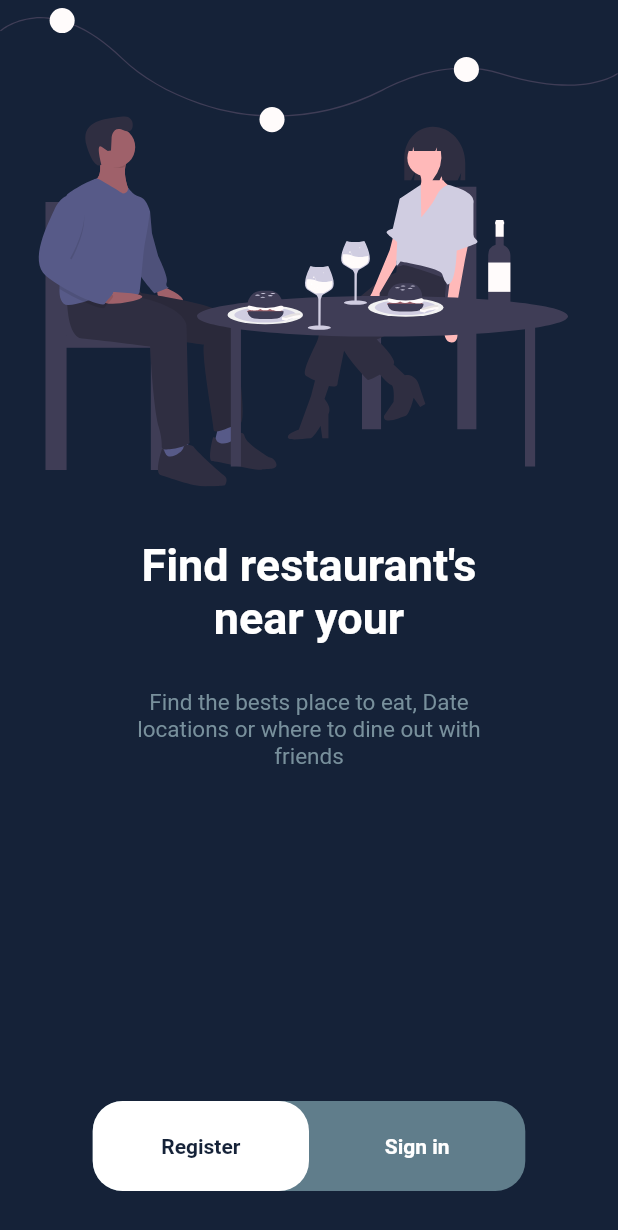
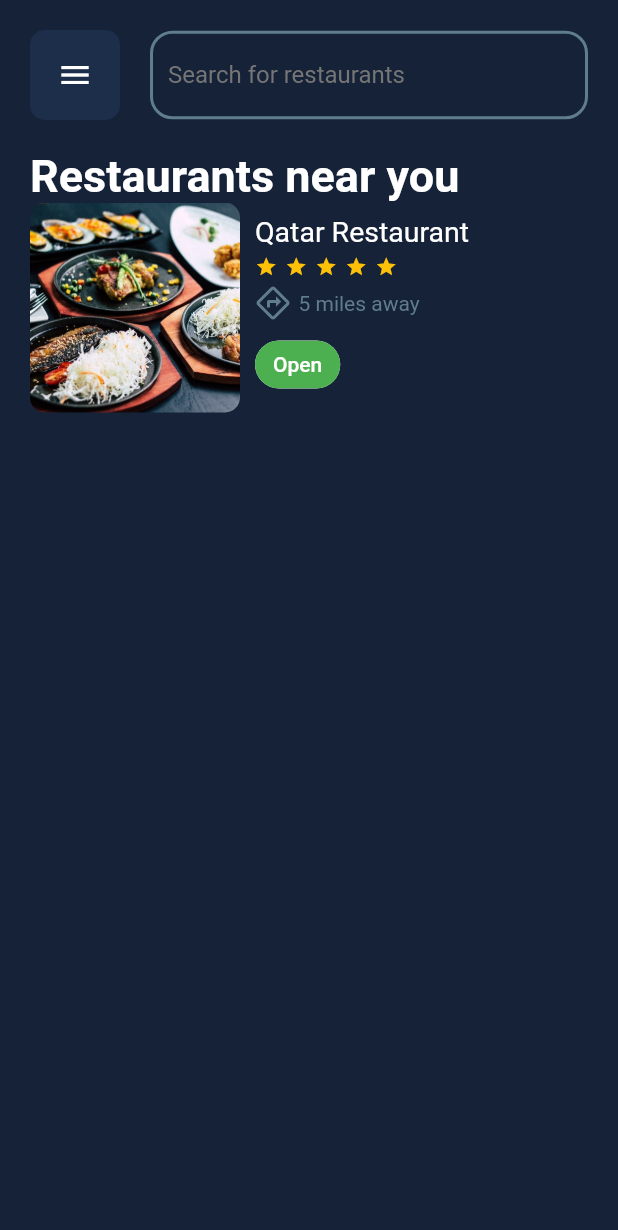
Before and after one commit to Abu-muhab/restaurant_finder, a Flutter app: the screen it shows after launch, on a phone screen of 412 x 824 dp. Shown: the top 1230 px of the screen. Run offline on Flutter 3.47's test engine with Material 2 defaults, Android fonts, the phone set to English and light mode, and no system bars; our stand-ins replace firebase_auth, firebase_core, flutter_svg; accounts and stored records are empty.

Commit message:
restaurant tile widget init

```diff
--- a/lib/main.dart
+++ b/lib/main.dart
@@ -6,6 +6,7 @@ import 'package:restaurantfinder/providers/auth_provider.dart';
 import 'package:restaurantfinder/screens/index.dart';
 import 'package:restaurantfinder/screens/landing.dart';
 import 'package:restaurantfinder/screens/login.dart';
+import 'package:restaurantfinder/screens/nearby.dart';
 import 'package:restaurantfinder/screens/signup.dart';
 
 void main() async {
@@ -22,14 +23,15 @@ class MyApp extends StatelessWidget {
     Firebase.initializeApp();
     return MaterialApp(
         debugShowCheckedModeBanner: false,
-        title: 'Flutter Demo',
+        title: 'Nearby Restaurants',
         theme: Theme.of(context).copyWith(primaryColor: kPrimaryColor),
         routes: {
+          "/nearby": (context)=> NearbyScreen(),
           "/landing": (context) => LandingScreen(),
           "/login": (context) => LoginScreen(),
           "/signup": (context) => SignupScreen(),
           "/": (context) => IndexScreen()
         },
-        initialRoute: "/");
+        initialRoute: "/nearby");
   }
 }
--- /dev/null
+++ b/lib/screens/nearby.dart
@@ -0,0 +1,71 @@
+import 'package:flutter/material.dart';
+import 'package:restaurantfinder/constants.dart';
+import 'package:restaurantfinder/widgets/custom_textfield.dart';
+import 'package:restaurantfinder/widgets/restaurant_tile.dart';
+
+class NearbyScreen extends StatelessWidget {
+  @override
+  Widget build(BuildContext context) {
+    return Scaffold(
+      body: GestureDetector(
+        onTap: () {
+          FocusScope.of(context).requestFocus(new FocusNode());
+        },
+        child: Container(
+          width: double.infinity,
+          color: kPrimaryColor,
+          child: SafeArea(
+            child: Padding(
+              padding: EdgeInsets.all(20),
+              child: Column(
+                crossAxisAlignment: CrossAxisAlignment.start,
+                children: [
+                  Row(
+                    mainAxisSize: MainAxisSize.max,
+                    children: [
+                      Container(
+                        height: 60,
+                        width: 60,
+                        padding: EdgeInsets.all(10),
+                        decoration: BoxDecoration(
+                            color: kPrimaryColorLight,
+                            borderRadius: BorderRadius.circular(10)),
+                        child: Icon(
+                          Icons.menu,
+                          color: Colors.white,
+                        ),
+                      ),
+                      SizedBox(
+                        width: 20,
+                      ),
+                      Expanded(
+                          child: CustomTextField(
+                        hintText: "Search for restaurants",
+                      ))
+                    ],
+                  ),
+                  SizedBox(
+                    height: 20,
+                  ),
+                  Text(
+                    "Restaurants near you",
+                    style: TextStyle(
+                        fontWeight: FontWeight.bold,
+                        fontSize: 30,
+                        color: Colors.white),
+                    textAlign: TextAlign.center,
+                  ),
+                  Expanded(
+                      child: ListView(
+                    padding: EdgeInsets.zero,
+                    children: [RestaurantTile()],
+                  ))
+                ],
+              ),
+            ),
+          ),
+        ),
+      ),
+    );
+  }
+}
--- /dev/null
+++ b/lib/widgets/restaurant_tile.dart
@@ -0,0 +1,96 @@
+import 'package:flutter/material.dart';
+import 'package:restaurantfinder/constants.dart';
+
+class RestaurantTile extends StatelessWidget {
+  @override
+  Widget build(BuildContext context) {
+    return Container(
+      child: Row(
+        children: [
+          SizedBox(
+            height: 140,
+            width: 140,
+            child: ClipRRect(
+              borderRadius: BorderRadius.circular(10),
+              child: Image.asset("images/res_img.jpg",fit: BoxFit.cover,),
+            ),
+          ),
+          SizedBox(
+            width: 10,
+          ),
+          Column(
+            mainAxisAlignment: MainAxisAlignment.start,
+            crossAxisAlignment: CrossAxisAlignment.start,
+            children: [
+              Text(
+                "Qatar Restaurant",
+                style: TextStyle(color: Colors.white, fontSize: 19),
+              ),
+              SizedBox(
+                height: 5,
+              ),
+              Wrap(
+                spacing: 5,
+                children: [
+                  Icon(
+                    Icons.star,
+                    color: Colors.amber,
+                    size: 15,
+                  ),
+                  Icon(
+                    Icons.star,
+                    color: Colors.amber,
+                    size: 15,
+                  ),
+                  Icon(
+                    Icons.star,
+                    color: Colors.amber,
+                    size: 15,
+                  ),
+                  Icon(
+                    Icons.star,
+                    color: Colors.amber,
+                    size: 15,
+                  ),
+                  Icon(
+                    Icons.star,
+                    color: Colors.amber,
+                    size: 15,
+                  )
+                ],
+              ),
+              SizedBox(
+                height: 5,
+              ),
+              Row(
+                children: [
+                  Icon(
+                    Icons.directions_outlined,
+                    color: Colors.blueGrey,
+                  ),
+                  SizedBox(
+                    width: 5,
+                  ),
+                  Text(
+                    "5 miles away",
+                    style: TextStyle(color: Colors.blueGrey),
+                  )
+                ],
+              ),
+              SizedBox(
+                height: 5,
+              ),
+              Chip(
+                label: Text(
+                  "Open",
+                  style: TextStyle(color: Colors.white),
+                ),
+                backgroundColor: Colors.green,
+              )
+            ],
+          )
+        ],
+      ),
+    );
+  }
+}
--- a/pubspec.yaml
+++ b/pubspec.yaml
@@ -52,6 +52,7 @@ flutter:
   assets:
     - images/restaurant.png
     - images/restaurant.svg
+    - images/res_img.jpg
   # An image asset can refer to one or more resolution-specific "variants", see
   # https://flutter.dev/assets-and-images/#resolution-aware.
 
```
Also changed, not shown: images/res_img.jpg (added).
